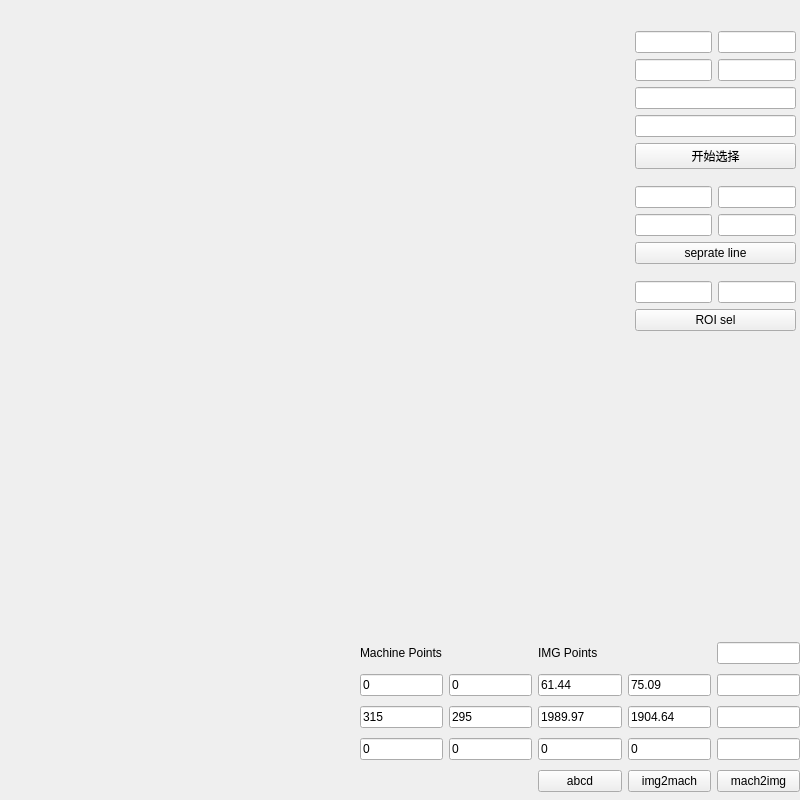
The window that imgwindow.ui (zouzichun/videoWirain) describes before a commit, drawn with Qt 5.
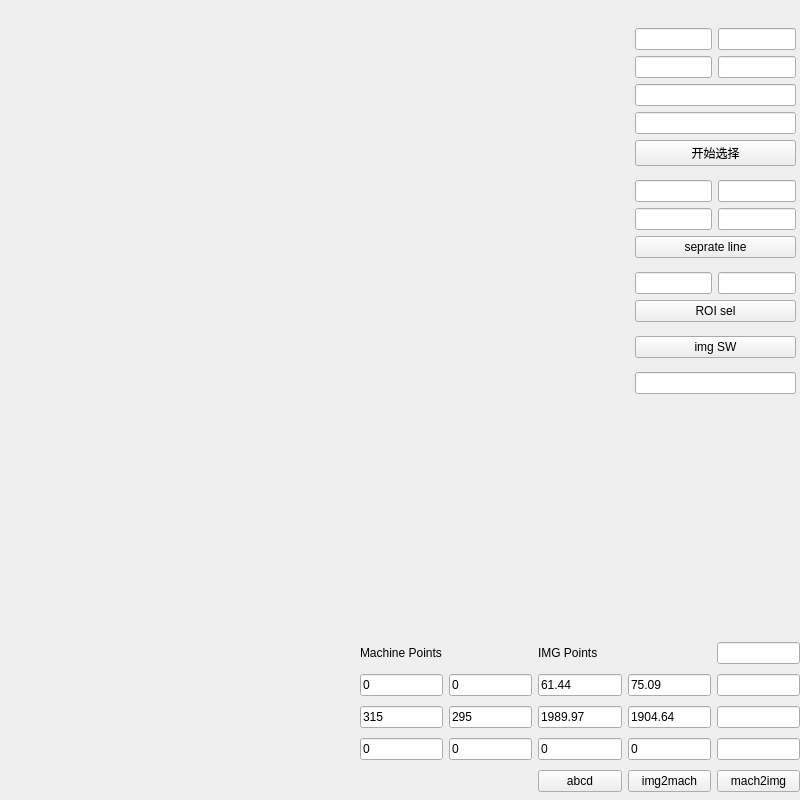
The same window after the commit.

The edit to the form file:
```diff
--- a/imgwindow.ui
+++ b/imgwindow.ui
@@ -185,13 +185,13 @@
     <string/>
    </property>
   </widget>
-  <widget class="QWidget" name="">
+  <widget class="QWidget" name="layoutWidget">
    <property name="geometry">
     <rect>
      <x>635</x>
      <y>20</y>
      <width>161</width>
-     <height>322</height>
+     <height>384</height>
     </rect>
    </property>
    <layout class="QVBoxLayout" name="verticalLayout_2">
@@ -276,6 +276,16 @@
       </item>
      </layout>
     </item>
+    <item>
+     <widget class="QPushButton" name="img_sw">
+      <property name="text">
+       <string>img SW</string>
+      </property>
+     </widget>
+    </item>
+    <item>
+     <widget class="QLineEdit" name="mouse_pos"/>
+    </item>
    </layout>
   </widget>
  </widget>
```
